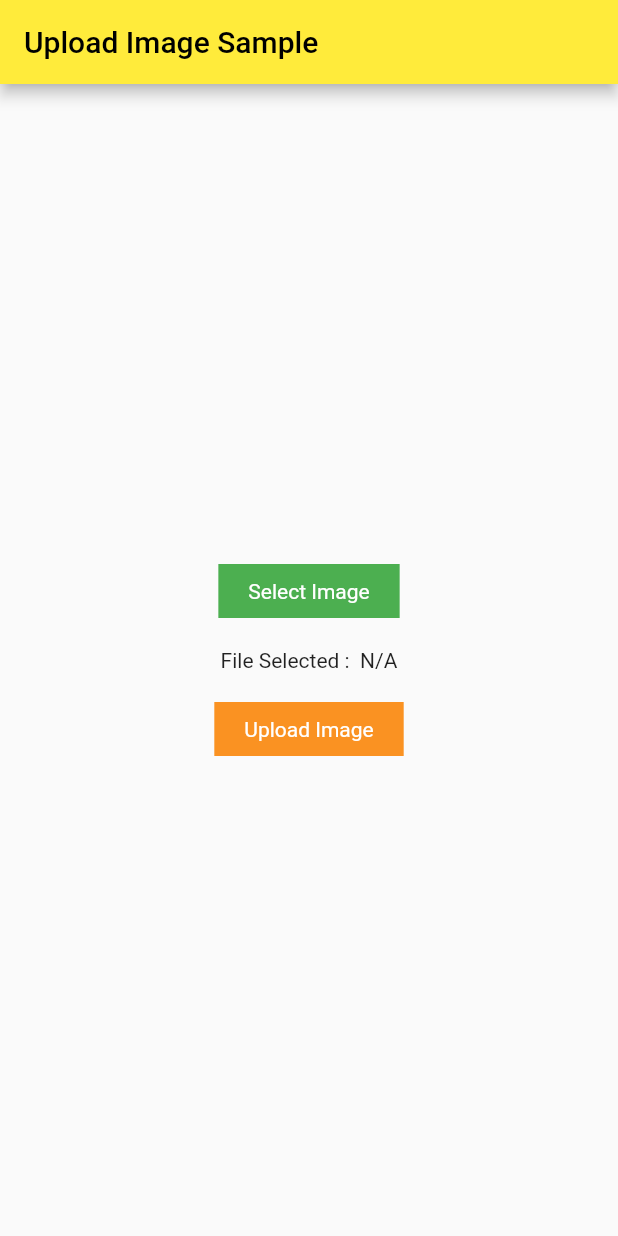
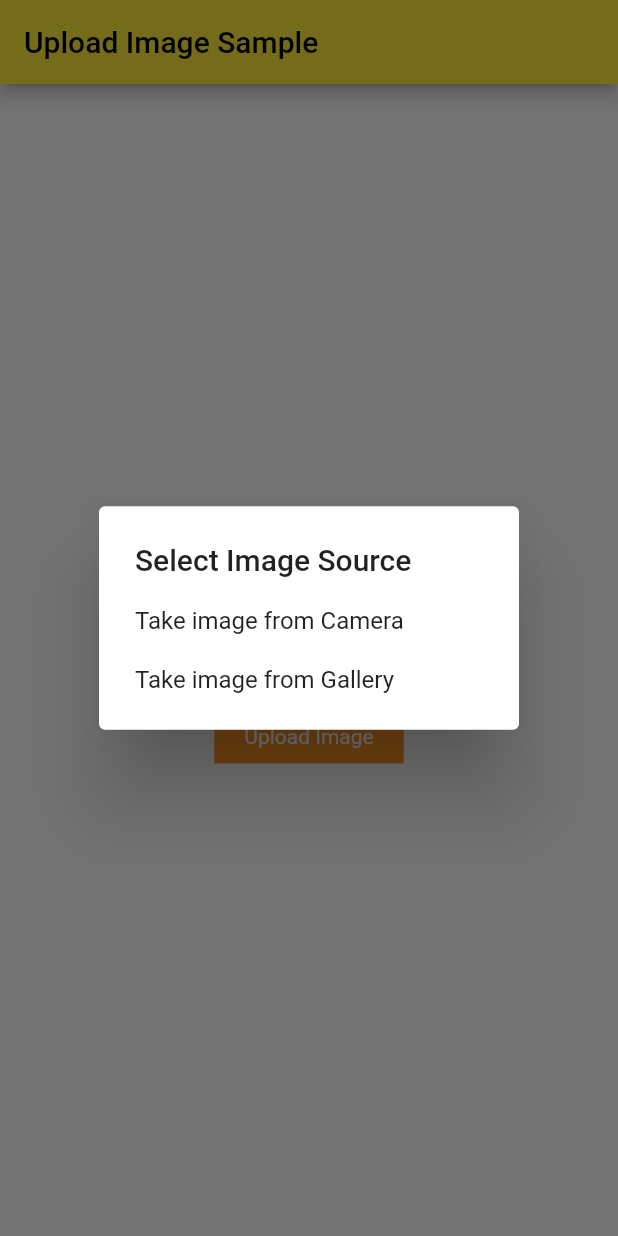
Before and after one commit to nurikadee/upload_image_sample, a Flutter app: the screen it shows after launch, after a tap on "Select Image", on a phone screen of 412 x 824 dp. Run offline on Flutter 3.47's test engine with Material 2 defaults, Android fonts, the light colour scheme and no system bars; our stand-ins replace flutter_image_compress, image_picker, permission_handler.

Commit message:
Added image source camera

```diff
--- a/lib/upload.dart
+++ b/lib/upload.dart
@@ -35,8 +35,8 @@ class _UploadState extends State<Upload> {
             Container(
               color: Colors.green,
               padding: const EdgeInsets.symmetric(horizontal: 20, vertical: 10),
-              child: GestureDetector(
-                onTap: () => selectImage(context),
+              child: InkWell(
+                onTap: () => showOptionsDialog(context),
                 child: const Text(
                   "Select Image",
                   style: TextStyle(color: Colors.white),
@@ -53,6 +53,7 @@ class _UploadState extends State<Upload> {
               ),
             ),
             Preview(path: fileSelected?.path),
+            const SizedBox(height: 10),
             Container(
               color: !uploadInprogress
                   ? const Color.fromARGB(255, 250, 146, 34)
@@ -74,12 +75,43 @@ class _UploadState extends State<Upload> {
     );
   }
 
-  selectImage(context) async {
-    var photoPermissionGrant = await requestPermissions(Permission.photos);
+  Future<void> showOptionsDialog(BuildContext context) {
+    return showDialog(
+        context: context,
+        builder: (BuildContext context) {
+          return AlertDialog(
+            title: const Text('Select Image Source'),
+            content: SingleChildScrollView(
+              child: ListBody(
+                children: [
+                  InkWell(
+                    child: const Text('Take image from Camera'),
+                    onTap: () => selectImage(context, ImageSource.camera),
+                  ),
+                  const Padding(padding: EdgeInsets.all(10)),
+                  InkWell(
+                    child: const Text('Take image from Gallery'),
+                    onTap: () => selectImage(context, ImageSource.gallery),
+                  ),
+                ],
+              ),
+            ),
+          );
+        });
+  }
+
+  selectImage(context, ImageSource imageSource) async {
+    Navigator.of(context).pop();
+
+    var permission = imageSource == ImageSource.gallery
+        ? Permission.photos
+        : Permission.camera;
+
+    var photoPermissionGrant = await requestPermissions(permission);
     if (photoPermissionGrant) {
       try {
         XFile? pickedFile = await ImagePicker().pickImage(
-          source: ImageSource.gallery,
+          source: imageSource,
           imageQuality: quality,
         );
         if (pickedFile != null) {
```
Also changed, not shown: 1 other file.
